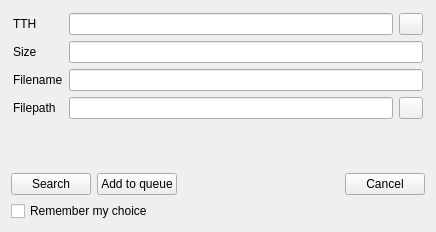
Above: eiskaltdcpp-qt/ui/UIMagnet.ui from eiskaltdcpp/eiskaltdcpp before the change. Below: the same form after it.
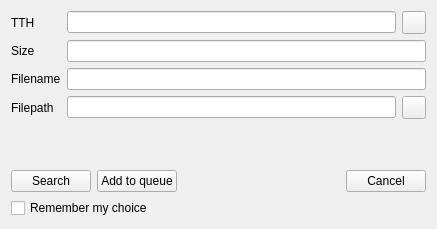
That is the form after the change. Custom widgets are drawn as their Qt base class.

```diff
--- a/eiskaltdcpp-qt/ui/UIMagnet.ui
+++ b/eiskaltdcpp-qt/ui/UIMagnet.ui
@@ -6,8 +6,8 @@
    <rect>
     <x>0</x>
     <y>0</y>
-    <width>436</width>
-    <height>232</height>
+    <width>437</width>
+    <height>229</height>
    </rect>
   </property>
   <property name="sizePolicy">
@@ -23,7 +23,7 @@
    <item>
     <widget class="QFrame" name="frame">
      <property name="sizePolicy">
-      <sizepolicy hsizetype="Preferred" vsizetype="Maximum">
+      <sizepolicy hsizetype="Preferred" vsizetype="Preferred">
        <horstretch>0</horstretch>
        <verstretch>0</verstretch>
       </sizepolicy>
@@ -34,32 +34,22 @@
      <property name="frameShadow">
       <enum>QFrame::Plain</enum>
      </property>
+     <property name="lineWidth">
+      <number>0</number>
+     </property>
      <layout class="QGridLayout" name="gridLayout_2">
       <property name="leftMargin">
-       <number>2</number>
+       <number>0</number>
       </property>
       <property name="topMargin">
-       <number>2</number>
+       <number>0</number>
       </property>
       <property name="rightMargin">
-       <number>2</number>
+       <number>0</number>
       </property>
       <property name="bottomMargin">
-       <number>2</number>
+       <number>0</number>
       </property>
-      <item row="5" column="2">
-       <widget class="QPushButton" name="pushButton_BROWSE">
-        <property name="maximumSize">
-         <size>
-          <width>24</width>
-          <height>16777215</height>
-         </size>
-        </property>
-        <property name="text">
-         <string/>
-        </property>
-       </widget>
-      </item>
       <item row="3" column="0">
        <widget class="QLabel" name="label_3">
         <property name="text">
@@ -112,11 +102,24 @@
         </property>
        </widget>
       </item>
+      <item row="5" column="2">
+       <widget class="QToolButton" name="toolButton_BROWSE">
+        <property name="maximumSize">
+         <size>
+          <width>16777215</width>
+          <height>16777215</height>
+         </size>
+        </property>
+        <property name="text">
+         <string/>
+        </property>
+       </widget>
+      </item>
       <item row="1" column="2">
-       <widget class="QPushButton" name="pushButton_COPY">
+       <widget class="QToolButton" name="toolButton_COPY">
         <property name="maximumSize">
          <size>
-          <width>24</width>
+          <width>16777215</width>
           <height>16777215</height>
          </size>
         </property>
@@ -139,7 +142,7 @@
      <property name="sizeHint" stdset="0">
       <size>
        <width>20</width>
-       <height>40</height>
+       <height>0</height>
       </size>
      </property>
     </spacer>
@@ -174,7 +177,7 @@
        </property>
        <property name="sizeHint" stdset="0">
         <size>
-         <width>40</width>
+         <width>0</width>
          <height>20</height>
         </size>
        </property>
```
Left out of the diff: 4 changed lines with no effect on the pictures.
